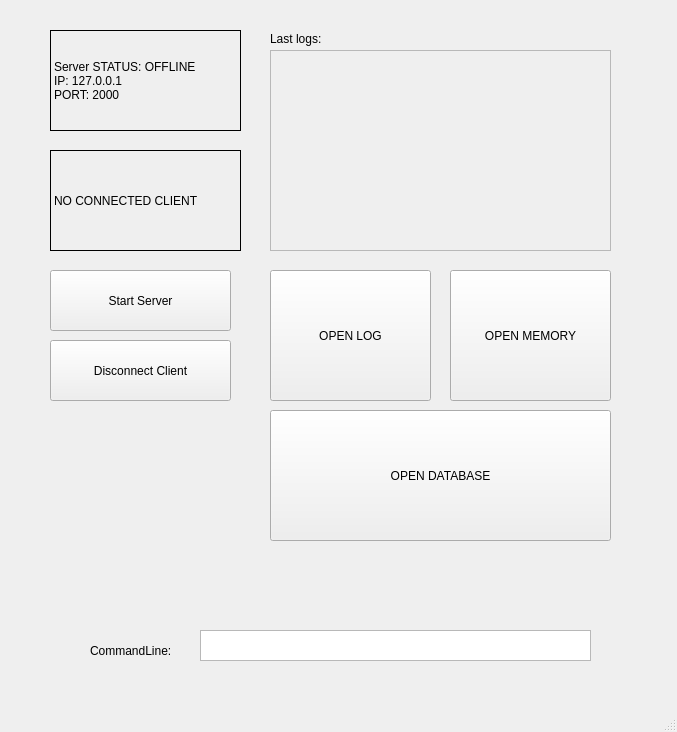
NaSko-bit/ServerVault, file MainWindow.ui: the form before one commit.
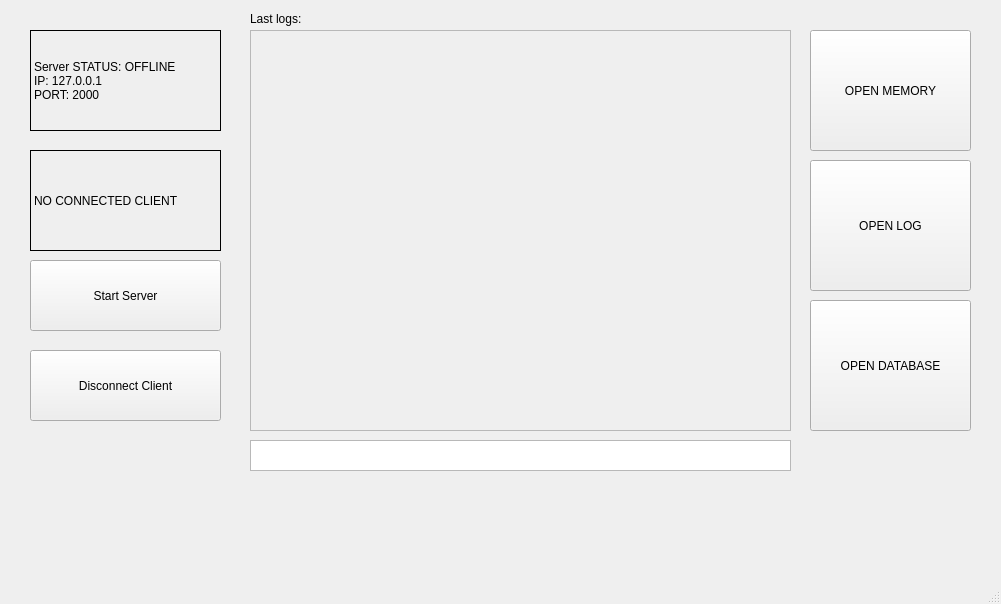
The form after the commit.

Commit message: Reordered and resized the elements

The edit to the form file:
```diff
--- a/MainWindow.ui
+++ b/MainWindow.ui
@@ -6,8 +6,8 @@
    <rect>
     <x>0</x>
     <y>0</y>
-    <width>677</width>
-    <height>732</height>
+    <width>1001</width>
+    <height>604</height>
    </rect>
   </property>
   <property name="windowTitle">
@@ -17,7 +17,7 @@
    <widget class="QLabel" name="label">
     <property name="geometry">
      <rect>
-      <x>50</x>
+      <x>30</x>
       <y>30</y>
       <width>191</width>
       <height>101</height>
@@ -35,10 +35,10 @@
    <widget class="QScrollArea" name="scrollArea">
     <property name="geometry">
      <rect>
-      <x>270</x>
-      <y>50</y>
-      <width>341</width>
-      <height>201</height>
+      <x>250</x>
+      <y>30</y>
+      <width>541</width>
+      <height>401</height>
      </rect>
     </property>
     <property name="widgetResizable">
@@ -49,8 +49,8 @@
       <rect>
        <x>0</x>
        <y>0</y>
-       <width>339</width>
-       <height>199</height>
+       <width>539</width>
+       <height>399</height>
       </rect>
      </property>
     </widget>
@@ -58,8 +58,8 @@
    <widget class="QPushButton" name="pushButton">
     <property name="geometry">
      <rect>
-      <x>270</x>
-      <y>270</y>
+      <x>810</x>
+      <y>160</y>
       <width>161</width>
       <height>131</height>
      </rect>
@@ -71,10 +71,10 @@
    <widget class="QPushButton" name="pushButton_2">
     <property name="geometry">
      <rect>
-      <x>50</x>
-      <y>270</y>
-      <width>181</width>
-      <height>61</height>
+      <x>30</x>
+      <y>260</y>
+      <width>191</width>
+      <height>71</height>
      </rect>
     </property>
     <property name="text">
@@ -84,10 +84,10 @@
    <widget class="QPushButton" name="pushButton_3">
     <property name="geometry">
      <rect>
-      <x>450</x>
-      <y>270</y>
+      <x>810</x>
+      <y>30</y>
       <width>161</width>
-      <height>131</height>
+      <height>121</height>
      </rect>
     </property>
     <property name="text">
@@ -97,8 +97,8 @@
    <widget class="QLabel" name="label_2">
     <property name="geometry">
      <rect>
-      <x>270</x>
-      <y>30</y>
+      <x>250</x>
+      <y>10</y>
       <width>66</width>
       <height>18</height>
      </rect>
@@ -110,7 +110,7 @@
    <widget class="QLabel" name="label_3">
     <property name="geometry">
      <rect>
-      <x>50</x>
+      <x>30</x>
       <y>150</y>
       <width>191</width>
       <height>101</height>
@@ -126,10 +126,10 @@
    <widget class="QPushButton" name="pushButton_4">
     <property name="geometry">
      <rect>
-      <x>50</x>
-      <y>340</y>
-      <width>181</width>
-      <height>61</height>
+      <x>30</x>
+      <y>350</y>
+      <width>191</width>
+      <height>71</height>
      </rect>
     </property>
     <property name="text">
@@ -139,32 +139,19 @@
    <widget class="QTextEdit" name="textEdit">
     <property name="geometry">
      <rect>
-      <x>200</x>
-      <y>630</y>
-      <width>391</width>
+      <x>250</x>
+      <y>440</y>
+      <width>541</width>
       <height>31</height>
      </rect>
     </property>
    </widget>
-   <widget class="QLabel" name="label_4">
-    <property name="geometry">
-     <rect>
-      <x>90</x>
-      <y>640</y>
-      <width>111</width>
-      <height>21</height>
-     </rect>
-    </property>
-    <property name="text">
-     <string>CommandLine:</string>
-    </property>
-   </widget>
    <widget class="QPushButton" name="pushButton_5">
     <property name="geometry">
      <rect>
-      <x>270</x>
-      <y>410</y>
-      <width>341</width>
+      <x>810</x>
+      <y>300</y>
+      <width>161</width>
       <height>131</height>
      </rect>
     </property>
```
Left out of the diff: 2 changed lines with no effect on the pictures.
